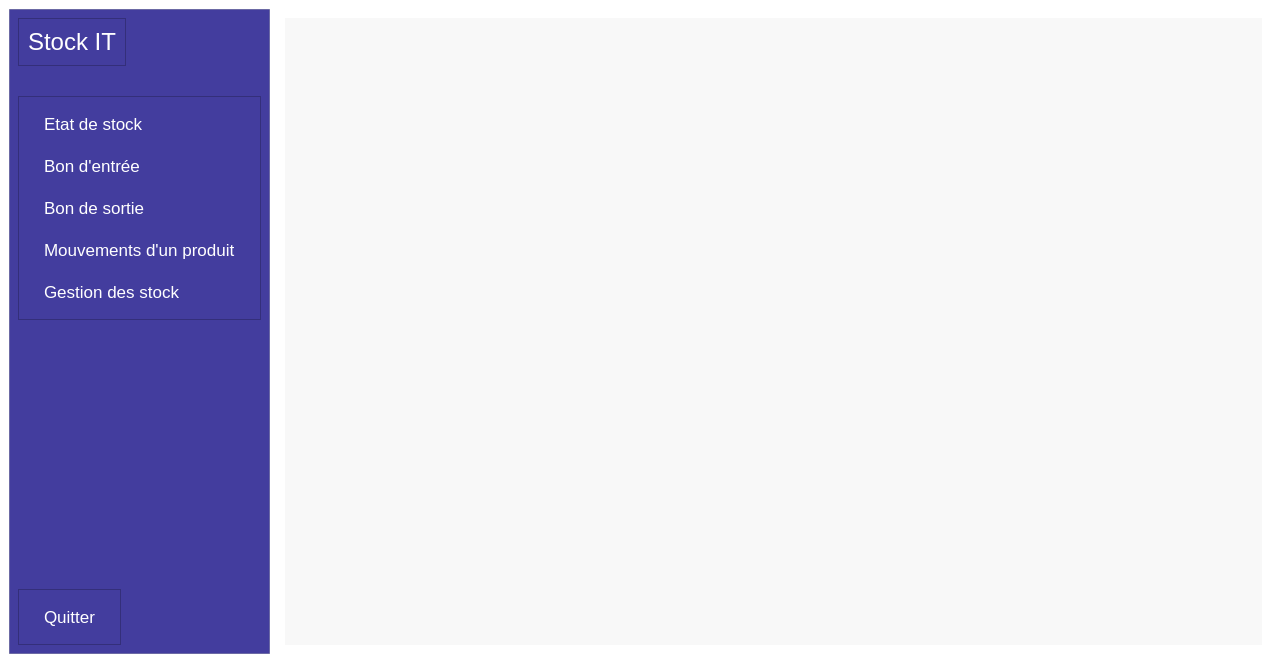
First picture: the form in interface/main_widget.ui, repository miranto-andria/stock-it, before the edit.
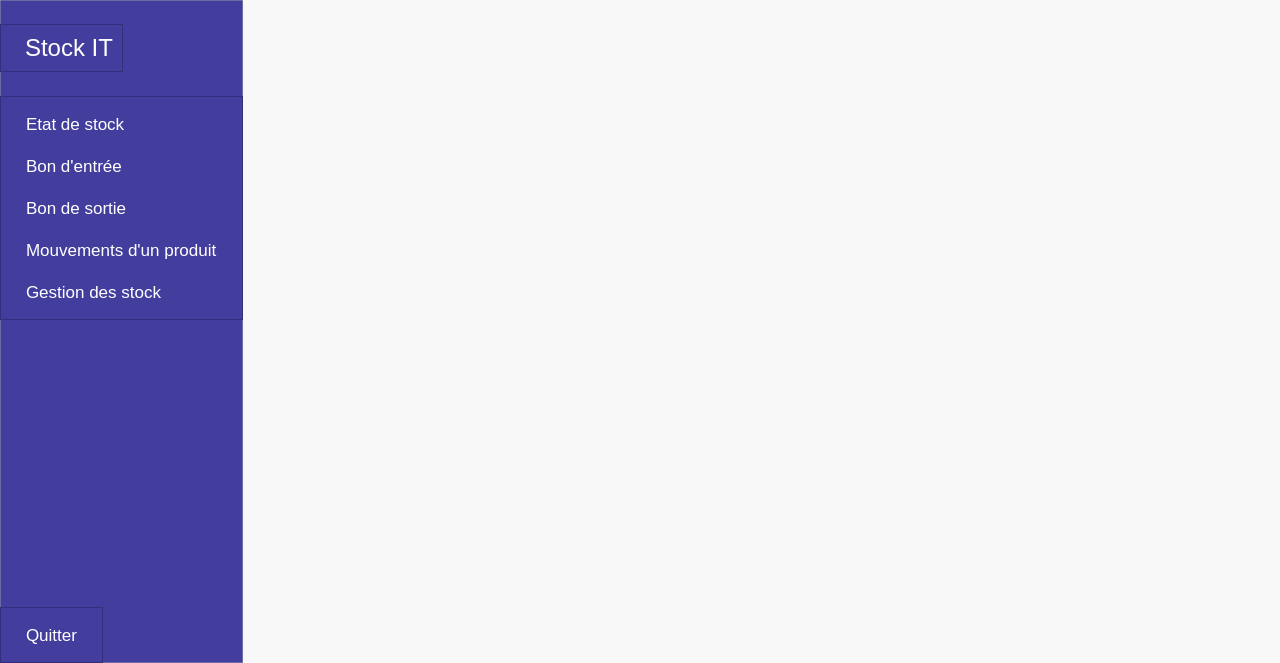
Second picture: the form after the edit.

Patch:
```diff
--- a/interface/main_widget.ui
+++ b/interface/main_widget.ui
@@ -20,7 +20,7 @@
 }
 
 *{
-background : #fff;
+background : #f8f8f8;
 padding : 0;
 margin : 0 ;
 text-transform : capitalize;
@@ -47,16 +47,46 @@
 }
 #mainSection #stackedWidget{
 background-color : #f8f8f8
-}</string>
+} </string>
   </property>
   <widget class="QWidget" name="centralwidget">
    <layout class="QHBoxLayout" name="horizontalLayout">
+    <property name="spacing">
+     <number>0</number>
+    </property>
+    <property name="leftMargin">
+     <number>0</number>
+    </property>
+    <property name="topMargin">
+     <number>0</number>
+    </property>
+    <property name="rightMargin">
+     <number>0</number>
+    </property>
+    <property name="bottomMargin">
+     <number>0</number>
+    </property>
     <item>
      <widget class="QWidget" name="sideBar" native="true">
       <property name="styleSheet">
        <string notr="true"/>
       </property>
       <layout class="QVBoxLayout" name="verticalLayout_3">
+       <property name="spacing">
+        <number>0</number>
+       </property>
+       <property name="leftMargin">
+        <number>0</number>
+       </property>
+       <property name="topMargin">
+        <number>24</number>
+       </property>
+       <property name="rightMargin">
+        <number>0</number>
+       </property>
+       <property name="bottomMargin">
+        <number>0</number>
+       </property>
        <item alignment="Qt::AlignmentFlag::AlignLeft|Qt::AlignmentFlag::AlignTop">
         <widget class="QFrame" name="titleContainer">
          <property name="autoFillBackground">
@@ -72,6 +102,9 @@
           <enum>QFrame::Shadow::Raised</enum>
          </property>
          <layout class="QVBoxLayout" name="verticalLayout_2">
+          <property name="leftMargin">
+           <number>24</number>
+          </property>
           <item alignment="Qt::AlignmentFlag::AlignTop">
            <widget class="QLabel" name="title">
             <property name="text">
```
